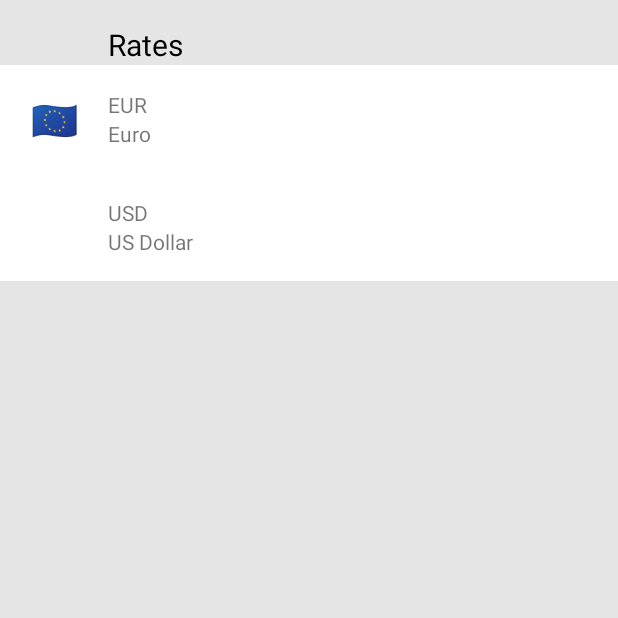
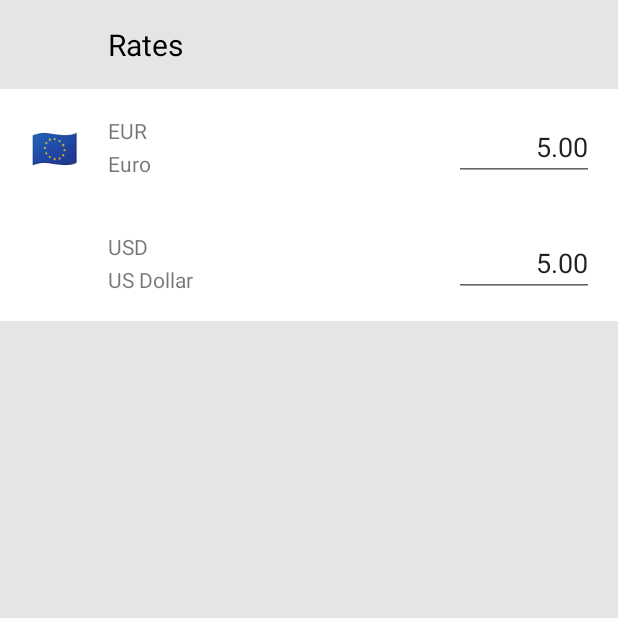
Before and after one commit to alex-vit/Revolut-Rates, an Android app: the screen it shows after launch (MainActivity), on a phone screen of 412 x 824 dp, the top half of it. Run offline under Robolectric (Android 15) with nearby library versions, the phone set to English and light mode, and no system bars; Roboto replaces fonts that are not available here.

Commit message:
Add amount input and put newly focused item first

```diff
--- a/app/src/main/java/com/alexvit/revolutrates/CurrencyImpl.kt
+++ b/app/src/main/java/com/alexvit/revolutrates/CurrencyImpl.kt
@@ -1,19 +1,13 @@
 package com.alexvit.revolutrates
 
 import androidx.annotation.Size
-import androidx.annotation.StringRes
+import java.text.DecimalFormat
 import java.text.NumberFormat
 import java.util.*
 
-class CurrencyImpl(currencyIsoCode: String) : Currency {
+class CurrencyImpl(@Size(value = 3) currencyIsoCode: String) : Currency {
 
     companion object {
-
-        @Size(value = 3)
-        private fun validCode(code: String): String {
-            require(code.length == 3) { "Currency ISO code should be 3 letters. Got $code." }
-            return code.toUpperCase(Locale.getDefault())
-        }
 
         private fun getCurrencyOrThrow(@Size(value = 3) code: String): java.util.Currency {
             return try {
@@ -24,14 +18,20 @@ class CurrencyImpl(currencyIsoCode: String) : Currency {
                 throw IllegalArgumentException("Could not get currency $code.", cause)
             }
         }
+
+        private fun currencyFormatWithoutSymbol(javaCurrency: java.util.Currency): NumberFormat {
+            val numberFormat = NumberFormat.getCurrencyInstance()
+            numberFormat.currency = javaCurrency
+            (numberFormat as DecimalFormat).run {
+                decimalFormatSymbols = decimalFormatSymbols.apply { currencySymbol = "" }
+            }
+            return numberFormat
+        }
     }
 
-    @Size(value = 3)
-    private val code: String = validCode(currencyIsoCode)
+    private val code: String = currencyIsoCode.toUpperCase(Locale.getDefault())
     private var javaCurrency: java.util.Currency = getCurrencyOrThrow(code)
-    private val numberFormat: NumberFormat = NumberFormat.getCurrencyInstance().apply {
-        currency = this@CurrencyImpl.javaCurrency
-    }
+    private val numberFormat: NumberFormat = currencyFormatWithoutSymbol(javaCurrency)
 
     override fun name(): String = javaCurrency.displayName
 
--- a/app/src/main/java/com/alexvit/revolutrates/ExchangeRateAdapter.kt
+++ b/app/src/main/java/com/alexvit/revolutrates/ExchangeRateAdapter.kt
@@ -3,11 +3,15 @@ package com.alexvit.revolutrates
 import android.view.ViewGroup
 import androidx.recyclerview.widget.ListAdapter
 
-class ExchangeRateAdapter :
+class ExchangeRateAdapter(private val listener: Listener) :
     ListAdapter<ExchangeRateItem, ExchangeRateHolder>(ExchangeRateItem.DIFF_CALLBACK) {
 
+    interface Listener {
+        fun onItemSelected(item: ExchangeRateItem)
+    }
+
     override fun onCreateViewHolder(parent: ViewGroup, viewType: Int): ExchangeRateHolder =
-        ExchangeRateHolder.create(parent)
+        ExchangeRateHolder.create(parent, listener)
 
     override fun onBindViewHolder(holder: ExchangeRateHolder, position: Int) {
         holder.bind(getItem(position))
--- a/app/src/main/java/com/alexvit/revolutrates/ExchangeRateHolder.kt
+++ b/app/src/main/java/com/alexvit/revolutrates/ExchangeRateHolder.kt
@@ -3,27 +3,51 @@ package com.alexvit.revolutrates
 import android.view.LayoutInflater
 import android.view.View
 import android.view.ViewGroup
+import android.widget.EditText
 import android.widget.TextView
 import androidx.recyclerview.widget.RecyclerView
 
-class ExchangeRateHolder(itemView: View) : RecyclerView.ViewHolder(itemView) {
+class ExchangeRateHolder(itemView: View, private val listener: ExchangeRateAdapter.Listener) :
+    RecyclerView.ViewHolder(itemView) {
 
     companion object {
         private fun inflateView(parent: ViewGroup): View = LayoutInflater.from(parent.context)
             .inflate(R.layout.item_exchange_rate, parent, false)
 
-        internal fun create(parent: ViewGroup): ExchangeRateHolder =
-            ExchangeRateHolder(inflateView(parent))
+        internal fun create(
+            parent: ViewGroup,
+            listener: ExchangeRateAdapter.Listener
+        ): ExchangeRateHolder =
+            ExchangeRateHolder(inflateView(parent), listener)
     }
 
     private val flag: CurrencyFlagView = itemView.findViewById<CurrencyFlagTextView>(R.id.flag)
     private val code: TextView = itemView.findViewById(R.id.code)
     private val name: TextView = itemView.findViewById(R.id.name)
+    private val amount: EditText = itemView.findViewById<EditText>(R.id.amount).apply {
+        setOnFocusChangeListener { _, focused ->
+            if (focused) {
+                moveCursorToEnd()
+                item?.let(listener::onItemSelected)
+            }
+        }
+    }
+    private var item: ExchangeRateItem? = null
+
+    init {
+        itemView.setOnClickListener { amount.requestFocus() }
+    }
 
     fun bind(item: ExchangeRateItem) {
+        this.item = item
         flag.showFlagFor(item.currency)
         code.text = item.currency.code()
         name.text = item.currency.name()
+        amount.setText(item.currency.format(item.amount))
+    }
+
+    private fun EditText.moveCursorToEnd() {
+        post { setSelection(text.length) }
     }
 
 }
--- a/app/src/main/java/com/alexvit/revolutrates/MainActivity.kt
+++ b/app/src/main/java/com/alexvit/revolutrates/MainActivity.kt
@@ -7,7 +7,17 @@ import kotlinx.android.synthetic.main.activity_main.*
 
 class MainActivity : AppCompatActivity() {
 
-    private val exchangeRateAdapter = ExchangeRateAdapter()
+    private val exchangeRateAdapter = ExchangeRateAdapter(object :
+        ExchangeRateAdapter.Listener {
+        override fun onItemSelected(item: ExchangeRateItem) {
+            onItemClicked(item)
+        }
+    })
+
+    private val items: MutableMap<String, ExchangeRateItem> = listOf("EUR", "USD")
+        .map { code -> code to ExchangeRateItem(Currency.from(code), 5.0) }
+        .toMap()
+        .toMutableMap()
 
     override fun onCreate(savedInstanceState: Bundle?) {
         super.onCreate(savedInstanceState)
@@ -16,10 +26,12 @@ class MainActivity : AppCompatActivity() {
         recycler_view.layoutManager = LinearLayoutManager(this)
         recycler_view.adapter = exchangeRateAdapter
 
-        exchangeRateAdapter.submitList(listOf("EUR", "USD")
-            .map(Currency.Companion::from)
-            .map { currency -> ExchangeRateItem(currency, 5.0) }
-        )
+        exchangeRateAdapter.submitList(items.values.toList())
+    }
+
+    private fun onItemClicked(item: ExchangeRateItem) {
+        val newList = listOf(item) + items.values.filter { it != item }
+        exchangeRateAdapter.submitList(newList)
     }
 
 }
--- a/app/src/main/res/layout/activity_main.xml
+++ b/app/src/main/res/layout/activity_main.xml
@@ -3,6 +3,7 @@
     xmlns:app="http://schemas.android.com/apk/res-auto"
     xmlns:tools="http://schemas.android.com/tools"
     android:layout_width="match_parent"
+    android:focusableInTouchMode="true"
     android:layout_height="match_parent"
     tools:context=".MainActivity">
 
@@ -22,6 +23,7 @@
 
     <androidx.recyclerview.widget.RecyclerView
         android:id="@+id/recycler_view"
+        android:layout_marginTop="16dp"
         android:layout_width="0dp"
         android:layout_height="0dp"
         app:layout_constraintBottom_toBottomOf="parent"
--- a/app/src/main/res/layout/item_exchange_rate.xml
+++ b/app/src/main/res/layout/item_exchange_rate.xml
@@ -12,32 +12,46 @@
         android:layout_height="0dp"
         android:gravity="center"
         android:textSize="25dp"
-        tools:text="@string/flag_eur"
         app:layout_constraintBottom_toBottomOf="@id/bottom"
         app:layout_constraintDimensionRatio="1:1"
         app:layout_constraintLeft_toLeftOf="@id/left"
         app:layout_constraintTop_toTopOf="@id/top"
-        tools:ignore="SpUsage" />
+        tools:ignore="SpUsage"
+        tools:text="@string/flag_eur" />
 
     <TextView
         android:id="@+id/code"
         android:layout_width="wrap_content"
         android:layout_height="wrap_content"
         android:layout_marginStart="16dp"
-        tools:text="USD"
         app:layout_constraintBottom_toTopOf="@id/name"
         app:layout_constraintLeft_toRightOf="@id/flag"
-        app:layout_constraintTop_toTopOf="@id/top" />
+        app:layout_constraintTop_toTopOf="@id/top"
+        tools:text="USD" />
 
     <TextView
         android:id="@+id/name"
         android:layout_width="0dp"
-        tools:text="US Dollar"
         android:layout_height="wrap_content"
         app:layout_constraintBottom_toBottomOf="@id/bottom"
         app:layout_constraintLeft_toLeftOf="@id/code"
         app:layout_constraintRight_toRightOf="@id/right"
-        app:layout_constraintTop_toBottomOf="@id/code" />
+        app:layout_constraintTop_toBottomOf="@id/code"
+        tools:text="US Dollar" />
+
+    <EditText
+        android:id="@+id/amount"
+        android:layout_width="93dp"
+        android:layout_height="wrap_content"
+        android:gravity="end"
+        android:hint="@string/amount"
+        android:importantForAutofill="no"
+        android:inputType="numberDecimal"
+        android:lines="1"
+        app:layout_constraintBottom_toBottomOf="@id/bottom"
+        app:layout_constraintRight_toRightOf="@id/right"
+        app:layout_constraintTop_toTopOf="@id/top"
+        tools:text="1093.24" />
 
     <androidx.constraintlayout.widget.Guideline
         android:id="@+id/left"
--- a/app/src/main/res/values/strings.xml
+++ b/app/src/main/res/values/strings.xml
@@ -4,4 +4,5 @@
     <string name="flag_default" translatable="false">&#x1F937;&#x200D;&#x2640;&#xFE0F;</string>
     <string name="flag_eur" translatable="false">&#127466;&#127482;</string>
     <string name="flag_usd" translatable="false">&#127482;&#127480;</string>
+    <string name="amount">Amount</string>
 </resources>
```
